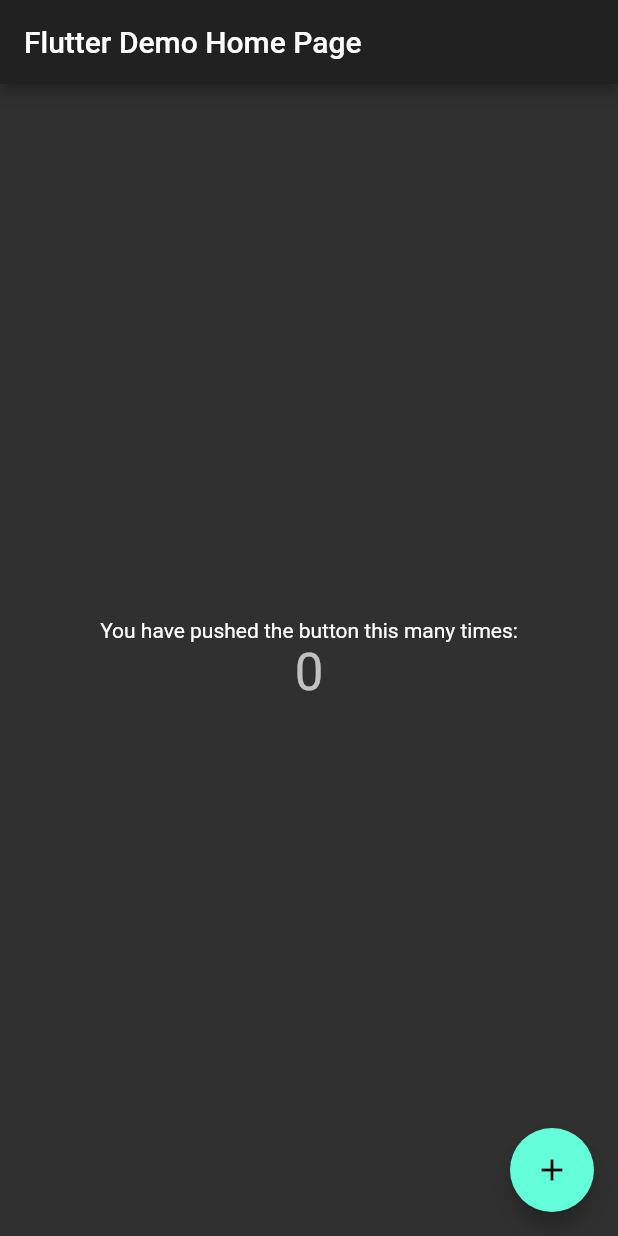
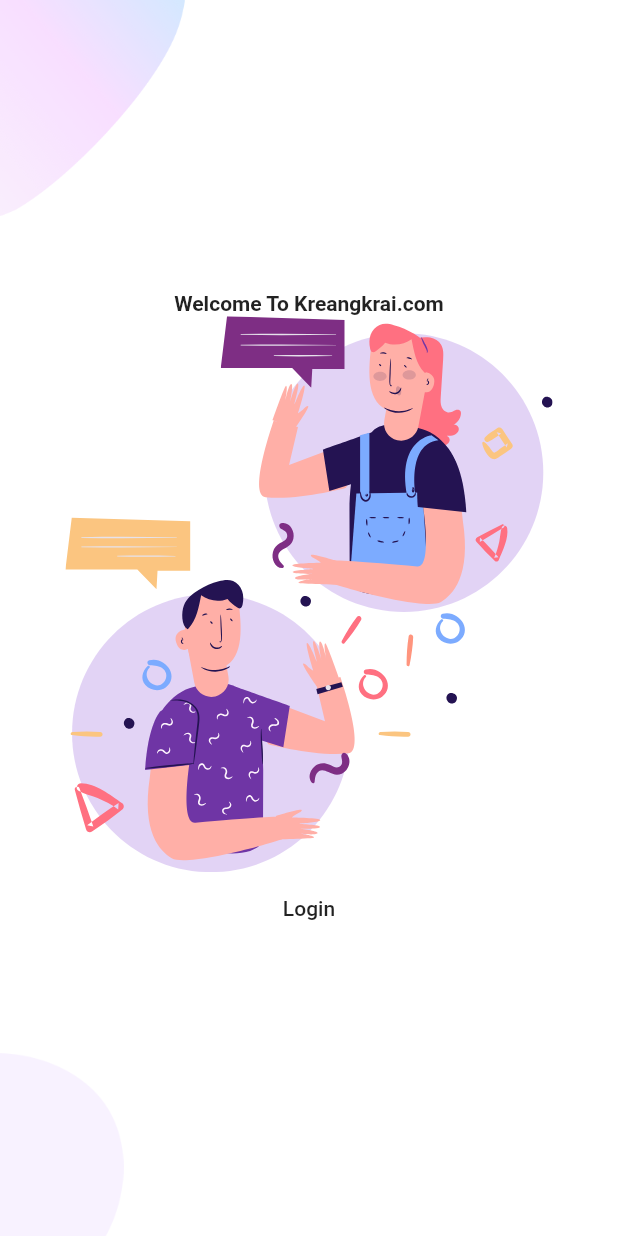
Before and after one commit to mynameiskreang/flutter_login, a Flutter app: the screen it shows after launch, on a phone screen of 412 x 824 dp. Run offline on Flutter 3.47's test engine with Material 2 defaults, Android fonts, the phone set to English and light mode, and no system bars; our stand-ins replace flutter_svg.

Commit message:
add welcome_screen.dart

```diff
--- /dev/null
+++ b/lib/components/background.dart
@@ -0,0 +1,35 @@
+import 'package:flutter/material.dart';
+
+class Background extends StatelessWidget {
+  final Widget child;
+  const Background({Key? key, required this.child}) : super(key: key);
+  @override
+  Widget build(BuildContext context) {
+    Size size = MediaQuery.of(context).size;
+    return Container(
+      height: size.height,
+      // width: size.width,
+      width: double.infinity,
+      child: Stack(
+        alignment: Alignment.center,
+        children: <Widget>[
+          Positioned(
+            top: 0,
+            left: 0,
+            child: Image.asset("assets/images/main_top.png",
+                width: size.width * 0.3),
+          ),
+          Positioned(
+            bottom: 0,
+            left: 0,
+            child: Image.asset(
+              "assets/images/main_bottom.png",
+              width: size.width * 0.2,
+            ),
+          ),
+          child
+        ],
+      ),
+    );
+  }
+}
--- /dev/null
+++ b/lib/components/body.dart
@@ -0,0 +1,28 @@
+import 'package:flutter/material.dart';
+import 'package:flutter_login/components/background.dart';
+import 'package:flutter_login/constants.dart';
+import 'package:flutter_svg/flutter_svg.dart';
+
+class Body extends StatelessWidget {
+  @override
+  Widget build(BuildContext context) {
+    Size size = MediaQuery.of(context).size;
+    return Background(
+      child: Column(
+        mainAxisAlignment: MainAxisAlignment.center,
+        children: <Widget>[
+          Text(
+            "Welcome To Kreangkrai.com",
+            style: TextStyle(fontWeight: FontWeight.bold),
+          ),
+          SvgPicture.asset(
+            'assets/icons/chat.svg',
+            height: size.height * 0.45,
+          ),
+          TextButton(
+              style: flatButtonStyle, onPressed: () {}, child: Text('Login'))
+        ],
+      ),
+    );
+  }
+}
--- a/lib/constants.dart
+++ b/lib/constants.dart
@@ -2,3 +2,51 @@ import 'package:flutter/material.dart';
 
 const kPrimaryColor = Color(0xFF6F35A5);
 const kPrimaryLightColor = Color(0xFFF1E6FF);
+const kPaddingSymmetric = EdgeInsets.symmetric(vertical: 20, horizontal: 40);
+
+// เอกสารจาก https://flutter.dev/docs/release/breaking-changes/buttons
+// final ButtonStyle flatButtonStyle = TextButton.styleFrom(
+//   primary: kPrimaryColor,
+//   padding: kPaddingSymmetric,
+//   shape: const RoundedRectangleBorder(
+//     borderRadius: BorderRadius.all(Radius.circular(2.0)),
+//   ),
+// );
+//
+// final ButtonStyle raisedButtonStyle = ElevatedButton.styleFrom(
+//   onPrimary: kPrimaryColor,
+//   primary: kPrimaryLightColor,
+//   // minimumSize: Size(88, 36),
+//   padding: kPaddingSymmetric,
+//   shape: const RoundedRectangleBorder(
+//     borderRadius: BorderRadius.all(Radius.circular(2)),
+//   ),
+// );
+
+final ButtonStyle flatButtonStyle = TextButton.styleFrom(
+  primary: Colors.black87,
+  minimumSize: Size(88, 36),
+  padding: EdgeInsets.symmetric(horizontal: 16.0),
+  shape: const RoundedRectangleBorder(
+    borderRadius: BorderRadius.all(Radius.circular(2.0)),
+  ),
+);
+
+final ButtonStyle raisedButtonStyle = ElevatedButton.styleFrom(
+  onPrimary: Colors.black87,
+  primary: Colors.grey[300],
+  minimumSize: Size(88, 36),
+  padding: EdgeInsets.symmetric(horizontal: 16),
+  shape: const RoundedRectangleBorder(
+    borderRadius: BorderRadius.all(Radius.circular(2)),
+  ),
+);
+
+final ButtonStyle outlineButtonStyle = OutlinedButton.styleFrom(
+  primary: Colors.black87,
+  minimumSize: Size(88, 36),
+  padding: EdgeInsets.symmetric(horizontal: 16),
+  shape: const RoundedRectangleBorder(
+    borderRadius: BorderRadius.all(Radius.circular(2)),
+  ),
+);
--- a/lib/main.dart
+++ b/lib/main.dart
@@ -1,4 +1,6 @@
 import 'package:flutter/material.dart';
+import 'package:flutter_login/constants.dart';
+import 'package:flutter_login/screen/welcome_screen.dart';
 
 void main() {
   runApp(MyApp());
@@ -9,11 +11,16 @@ class MyApp extends StatelessWidget {
   @override
   Widget build(BuildContext context) {
     return MaterialApp(
-      title: 'Flutter Login',
-      debugShowCheckedModeBanner: false,
-      theme: ThemeData.dark(),
-      home: MyHomePage(title: 'Flutter Demo Home Page'),
-    );
+        title: 'Flutter Login',
+        debugShowCheckedModeBanner: false,
+        theme: ThemeData.from(colorScheme: ColorScheme.light()).copyWith(
+            primaryColor: kPrimaryColor,
+            textButtonTheme: TextButtonThemeData(style: flatButtonStyle),
+            elevatedButtonTheme:
+                ElevatedButtonThemeData(style: raisedButtonStyle),
+            outlinedButtonTheme:
+                OutlinedButtonThemeData(style: outlineButtonStyle)),
+        home: WelComeScreen());
   }
 }
 
--- /dev/null
+++ b/lib/screen/welcome_screen.dart
@@ -0,0 +1,9 @@
+import 'package:flutter/material.dart';
+import 'package:flutter_login/components/body.dart';
+
+class WelComeScreen extends StatelessWidget {
+  @override
+  Widget build(BuildContext context) {
+    return Scaffold(body: Body());
+  }
+}
```
